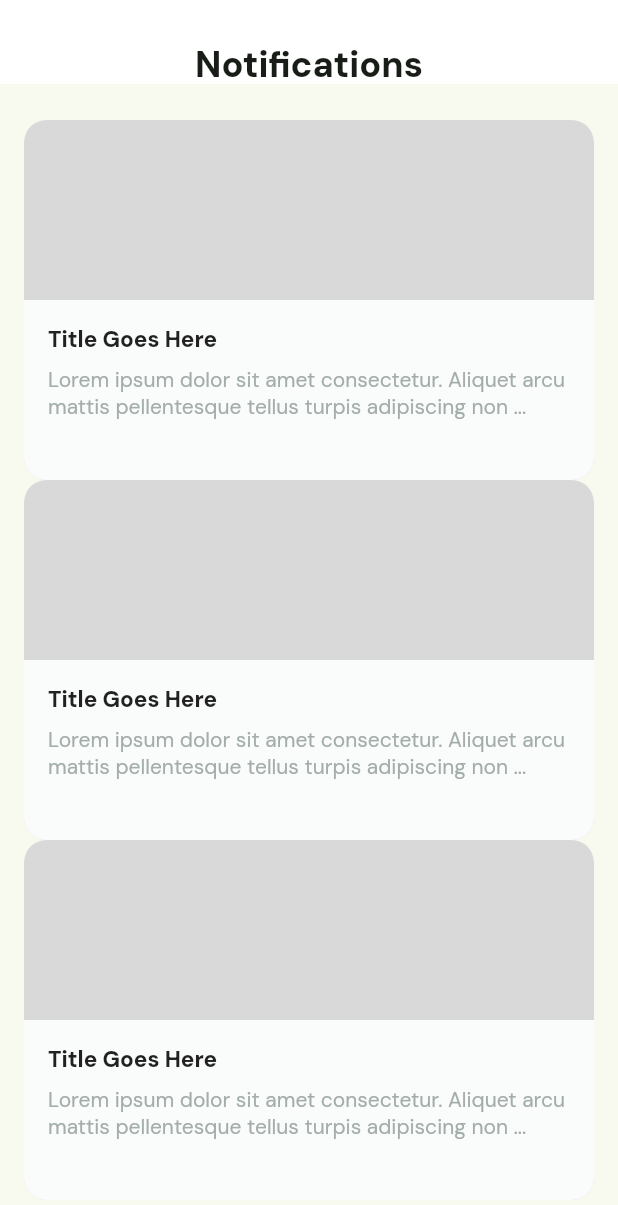
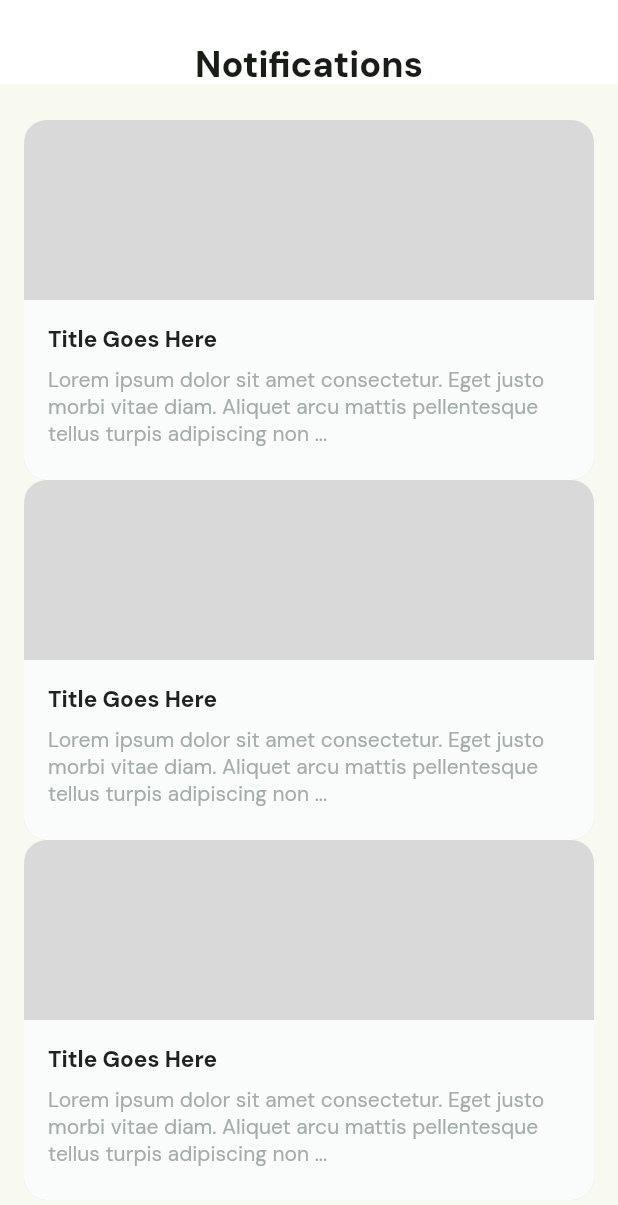
Before and after one commit to being-eyram/golly_express, a Flutter app: the NotificationsScreen screen opened by its route, on a phone screen of 412 x 824 dp. Shown: the top 1205 px of the screen. Run offline on Flutter 3.47's test engine with Material 2 defaults, Android fonts, the phone set to English and light mode, and no system bars; our stand-ins replace dotted_border, flutter_riverpod, flutter_svg, go_router, google_fonts, material_symbols_icons and 1 more; accounts and stored records are empty.

Commit message:
update constants

```diff
--- a/lib/constants.dart
+++ b/lib/constants.dart
@@ -114,4 +114,4 @@ final productCategories = [
 
 var sampleNotificationTitle = "Title Goes Here";
 var sampleNotificationSubtitle =
-    "Lorem ipsum dolor sit amet consectetur. Aliquet arcu mattis pellentesque tellus turpis adipiscing non ...";
+    "Lorem ipsum dolor sit amet consectetur. Eget justo morbi vitae diam. Aliquet arcu mattis pellentesque tellus turpis adipiscing non ...";
```
